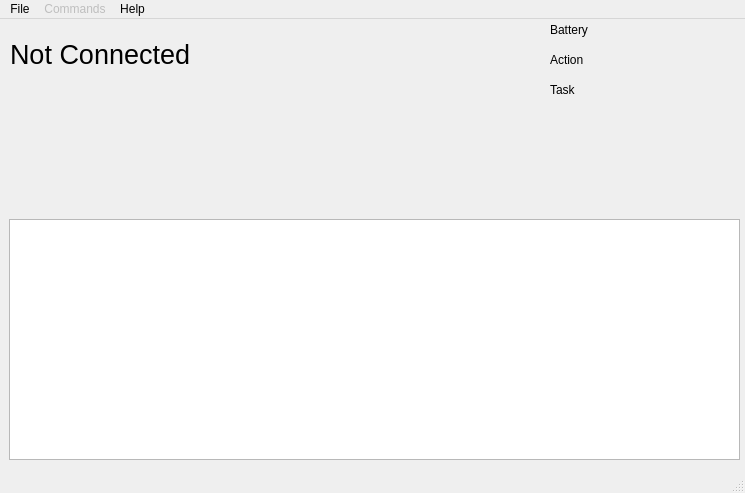
Before: the Qt Designer form newRobotClient/mainwindow.ui in RissanenGit/RobotProject, drawn with Qt 5.
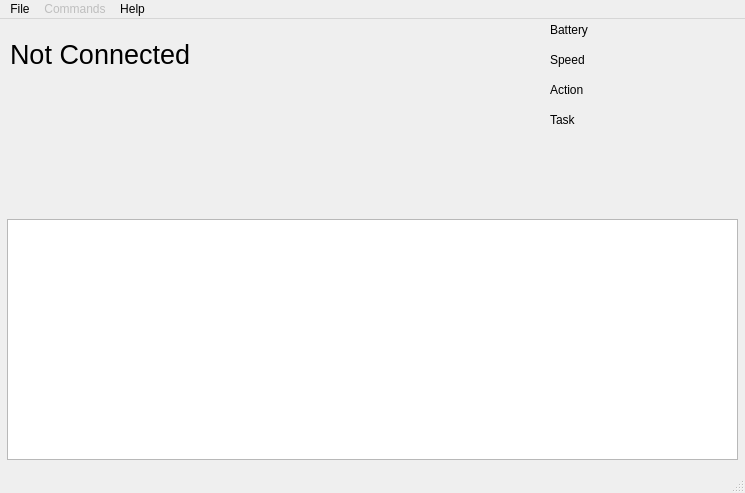
After: the same form once the commit is applied.

Commit message: End of Week

Patch:
```diff
--- a/newRobotClient/mainwindow.ui
+++ b/newRobotClient/mainwindow.ui
@@ -61,7 +61,7 @@
     <property name="geometry">
      <rect>
       <x>550</x>
-      <y>30</y>
+      <y>60</y>
       <width>61</width>
       <height>21</height>
      </rect>
@@ -74,7 +74,7 @@
     <property name="geometry">
      <rect>
       <x>550</x>
-      <y>60</y>
+      <y>90</y>
       <width>61</width>
       <height>21</height>
      </rect>
@@ -100,7 +100,7 @@
     <property name="geometry">
      <rect>
       <x>610</x>
-      <y>30</y>
+      <y>60</y>
       <width>115</width>
       <height>21</height>
      </rect>
@@ -113,7 +113,7 @@
     <property name="geometry">
      <rect>
       <x>610</x>
-      <y>60</y>
+      <y>90</y>
       <width>115</width>
       <height>21</height>
      </rect>
@@ -125,13 +125,39 @@
    <widget class="QTextBrowser" name="logView">
     <property name="geometry">
      <rect>
-      <x>9</x>
+      <x>7</x>
       <y>200</y>
       <width>731</width>
       <height>241</height>
      </rect>
     </property>
    </widget>
+   <widget class="QLabel" name="speedText">
+    <property name="geometry">
+     <rect>
+      <x>550</x>
+      <y>30</y>
+      <width>61</width>
+      <height>21</height>
+     </rect>
+    </property>
+    <property name="text">
+     <string>Speed</string>
+    </property>
+   </widget>
+   <widget class="QLabel" name="speedLabel">
+    <property name="geometry">
+     <rect>
+      <x>610</x>
+      <y>30</y>
+      <width>115</width>
+      <height>21</height>
+     </rect>
+    </property>
+    <property name="text">
+     <string/>
+    </property>
+   </widget>
   </widget>
   <widget class="QMenuBar" name="menuBar">
    <property name="geometry">
```
Left out of the diff: 6 changed lines with no effect on the pictures. The commit also changes 2 other files.
